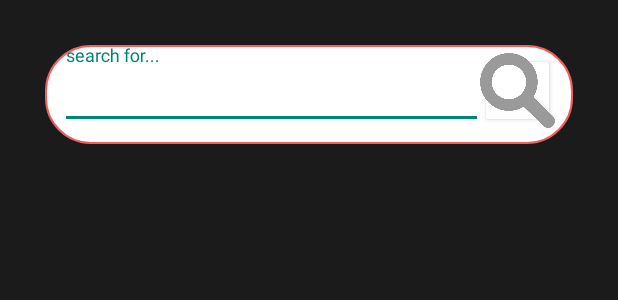
After one commit to arjinkvlc/movie-finder-app, an Android app: the layout activity_search_page.xml on its own in the app's theme, with its tools: preview values and no code run, on a phone screen of 412 x 824 dp. The commit adds this screen. Shown: the top 300 px of the screen. Run offline under Robolectric (Android 15) with nearby library versions, the phone set to English and light mode, and no system bars.

Commit message:
-Search Page has been renewed and search engine feature has been added. -Unnecessary fragments were removed and activities were added instead.

```diff
--- a/app/src/main/java/com/example/moviefinderapp/services/MovieApiInterface.kt
+++ b/app/src/main/java/com/example/moviefinderapp/services/MovieApiInterface.kt
@@ -3,9 +3,9 @@ package com.example.moviefinderapp.services
 import com.example.moviefinderapp.models.MovieResponse
 import retrofit2.Call
 import retrofit2.http.GET
+import retrofit2.http.Query
 
 interface MovieApiInterface {
-
     @GET("/3/movie/popular?api_key=bdfa51ccaa4f489cc344ee40f51fba3c")
     fun getPopularMovieList(): Call<MovieResponse>
 
@@ -14,4 +14,7 @@ interface MovieApiInterface {
 
     @GET("/3/movie/upcoming?api_key=bdfa51ccaa4f489cc344ee40f51fba3c")
     fun getUpcomingMovieList(): Call<MovieResponse>
+
+    @GET("/3/search/movie?api_key=bdfa51ccaa4f489cc344ee40f51fba3c")
+    fun getSearchedMovieList(@Query("query") title:String): Call<MovieResponse>
 }
--- /dev/null
+++ b/app/src/main/res/layout/activity_search_page.xml
@@ -0,0 +1,103 @@
+<?xml version="1.0" encoding="utf-8"?>
+<androidx.constraintlayout.widget.ConstraintLayout xmlns:android="http://schemas.android.com/apk/res/android"
+    xmlns:app="http://schemas.android.com/apk/res-auto"
+    xmlns:tools="http://schemas.android.com/tools"
+    android:layout_width="match_parent"
+    android:layout_height="match_parent"
+    android:background="#1B1B1B"
+    tools:context=".SearchPage">
+
+    <FrameLayout
+        android:id="@+id/frame_layout"
+        android:layout_width="0dp"
+        android:layout_height="0dp"
+        tools:layout_editor_absoluteY="675dp"
+        app:layout_constraintStart_toStartOf="parent"
+        app:layout_constraintEnd_toEndOf="parent"
+        app:layout_constraintBottom_toTopOf="@id/bottom_navigation_bar"
+        app:layout_constraintTop_toTopOf="parent">
+
+
+
+        <androidx.core.widget.NestedScrollView
+            android:layout_width="match_parent"
+            android:layout_height="match_parent"
+            android:fillViewport="true">
+
+            <LinearLayout
+                android:layout_width="match_parent"
+                android:layout_height="wrap_content"
+                android:orientation="vertical">
+                <RelativeLayout
+                    android:layout_width="match_parent"
+                    android:layout_height="wrap_content">
+                    <Button
+                        android:id="@+id/search_button"
+                        android:layout_width="50dp"
+                        android:layout_height="50dp"
+                        android:layout_gravity="end"
+                        android:layout_marginTop="35dp"
+                        android:layout_marginStart="320dp"
+                        android:backgroundTint="#FFFFFF"
+                        android:foreground="@drawable/icon_search"
+                        android:foregroundTint="#9A9A9A"
+                        android:src="@drawable/icon_search"
+                        tools:ignore="SpeakableTextPresentCheck" />
+                    <com.google.android.material.textfield.TextInputLayout
+                        android:id="@+id/search_input"
+                        android:layout_width="352dp"
+                        android:layout_height="wrap_content"
+                        android:layout_marginStart="30dp"
+                        android:layout_marginTop="30dp"
+                        android:background="@drawable/rounded_edittext"
+                        android:textColorHint="#9A9A9A">
+
+
+                        <com.google.android.material.textfield.TextInputEditText
+                            android:id="@+id/search"
+                            android:layout_width="match_parent"
+                            android:layout_height="match_parent"
+                            android:layout_marginStart="10dp"
+                            android:layout_marginEnd="60dp"
+                            android:layout_marginBottom="10dp"
+                            android:hint="@string/search_for"
+                            android:inputType="text"
+                            android:textColor="#9A9A9A"
+                            android:textColorHint="#757575"
+                            tools:ignore="TouchTargetSizeCheck,TextContrastCheck"
+                            />
+
+
+
+
+                    </com.google.android.material.textfield.TextInputLayout>
+
+
+                </RelativeLayout>
+
+
+
+                <androidx.recyclerview.widget.RecyclerView
+                    android:id="@+id/rv_movies_list"
+                    android:layout_width="match_parent"
+                    android:layout_height="wrap_content"
+                    android:layout_marginTop="16dp" />
+
+            </LinearLayout>
+        </androidx.core.widget.NestedScrollView>
+    </FrameLayout>
+
+    <com.google.android.material.bottomnavigation.BottomNavigationView
+        android:id="@+id/bottom_navigation_bar"
+        android:layout_width="0dp"
+        android:layout_height="wrap_content"
+        android:alpha=".8"
+        android:background="#1E1E1E"
+        app:layout_constraintBottom_toBottomOf="parent"
+        app:layout_constraintEnd_toEndOf="parent"
+        app:layout_constraintStart_toStartOf="parent" >
+
+    </com.google.android.material.bottomnavigation.BottomNavigationView>
+
+
+</androidx.constraintlayout.widget.ConstraintLayout>
--- a/app/src/main/res/layout/fragment_profile.xml
+++ b/app/src/main/res/layout/fragment_profile.xml
@@ -1,10 +1,10 @@
 <?xml version="1.0" encoding="utf-8"?>
 <FrameLayout xmlns:android="http://schemas.android.com/apk/res/android"
-    xmlns:app="http://schemas.android.com/apk/res-auto"
     xmlns:tools="http://schemas.android.com/tools"
     android:id="@+id/username_profile_page"
     android:layout_width="match_parent"
     android:layout_height="match_parent"
+    android:clickable="true"
     android:background="#212121"
     tools:context=".ProfileFragment">
 
```
Also changed, not shown: app/src/main/AndroidManifest.xml (+7 -0 lines), app/src/main/java/com/example/moviefinderapp/HomePage.kt (+6 -9 lines), app/src/main/java/com/example/moviefinderapp/MoviesFragment.kt (deleted, +0 -54 lines), app/src/main/java/com/example/moviefinderapp/SearchFragment.kt (deleted, +0 -17 lines), app/src/main/java/com/example/moviefinderapp/SearchPage.kt (added, +87 -0 lines), app/src/main/res/layout/fragment_movies.xml (deleted, +0 -60 lines), app/src/main/res/layout/fragment_search.xml (deleted, +0 -40 lines).
